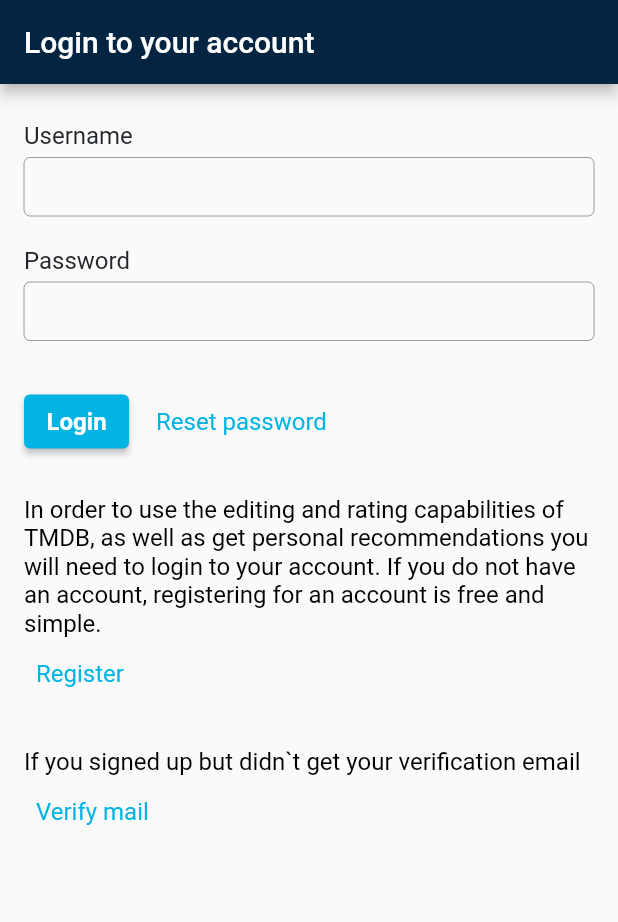
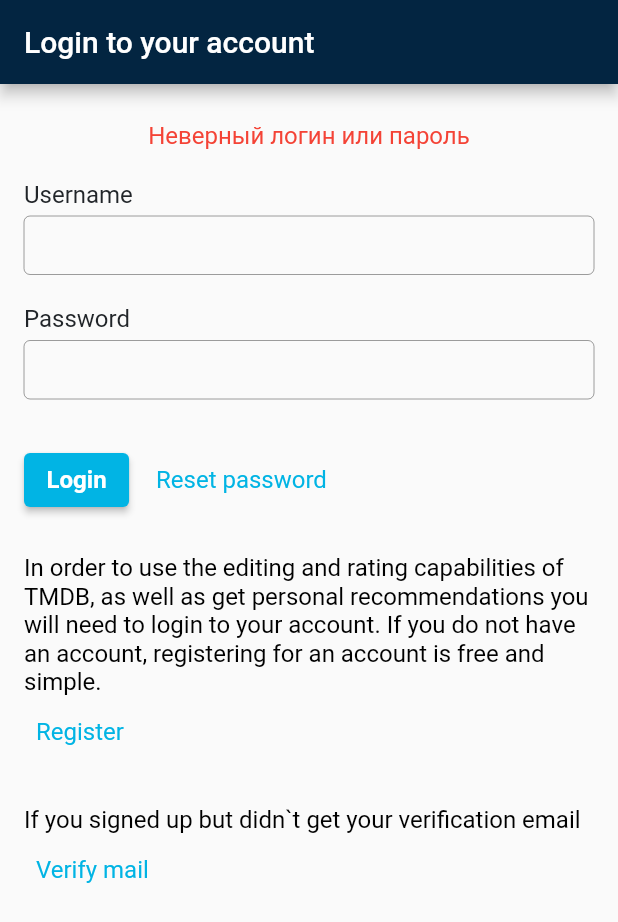
Before and after one commit to Vladislav-Popov/themoviedb, a Flutter app: the screen it shows after launch, after a tap on "Login", on a phone screen of 412 x 824 dp. Shown: the top 922 px of the screen. Run offline on Flutter 3.47's test engine with Material 2 defaults, Android fonts, the phone set to English and light mode, and no system bars.

Commit message:
Done #30 lesson

```diff
--- a/lib/widgets/auth/auth_widget.dart
+++ b/lib/widgets/auth/auth_widget.dart
@@ -73,10 +73,18 @@ class _FormWidget extends StatefulWidget {
 class _FormWidgetState extends State<_FormWidget> {
   final _loginTextController = TextEditingController();
   final _passwordTextController = TextEditingController();
+  String? errorText;
 
   void _auth() {
-    final login = _loginTextController;
-    final passwors = _passwordTextController;
+    final login = _loginTextController.text;
+    final password = _passwordTextController.text;
+
+    if (login == 'admin' && password == 'admin') {
+      print('open app');
+      errorText = null;
+    } else
+      errorText = 'Неверный логин или пароль';
+    setState(() {});
   }
 
   void _resetPassword() {
@@ -89,15 +97,25 @@ class _FormWidgetState extends State<_FormWidget> {
       fontSize: 16,
       color: Color(0xFF212529),
     );
-    final color = Color(0xFF01B4E4);
+    final color = const Color(0xFF01B4E4);
     final textFieldDecoration = const InputDecoration(
       border: OutlineInputBorder(),
       contentPadding: EdgeInsets.symmetric(horizontal: 10, vertical: 10),
       isCollapsed: true,
     );
+    final errorText = this.errorText;
     return Column(
       crossAxisAlignment: CrossAxisAlignment.start,
       children: [
+        if (errorText != null) ...[
+          Center(
+            child: Text(
+              errorText,
+              style: TextStyle(color: Colors.red, fontSize: 16),
+            ),
+          ),
+          SizedBox(height: 20),
+        ],
         Text('Username', style: textStyle),
         SizedBox(height: 5),
         TextField(
```
